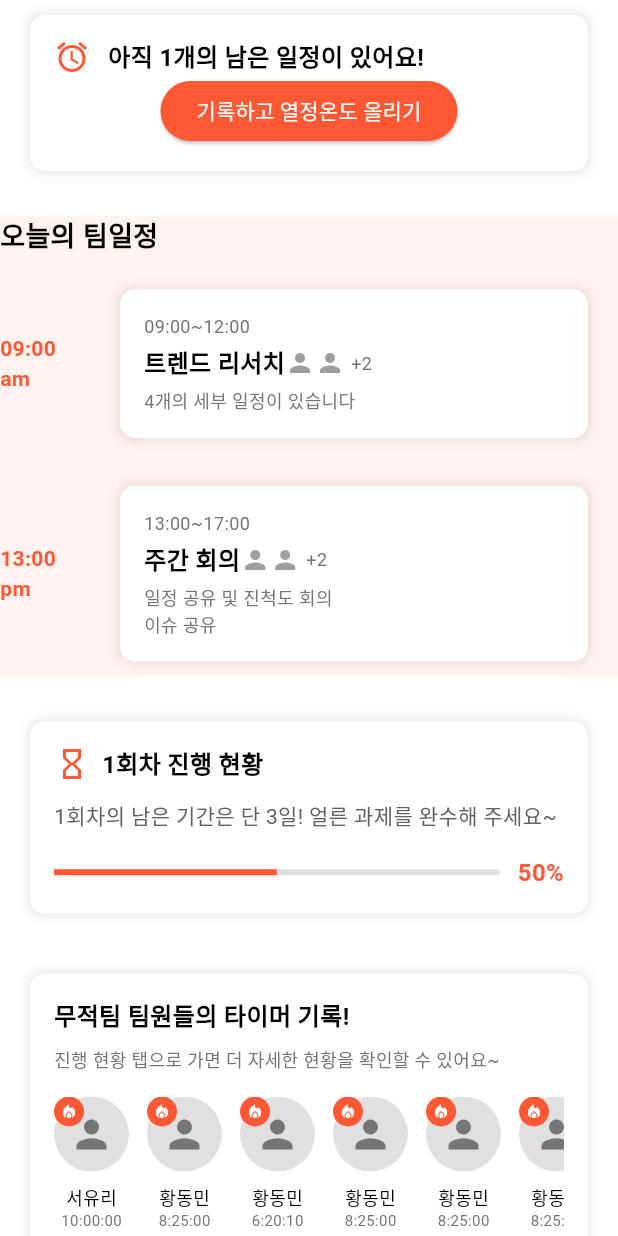
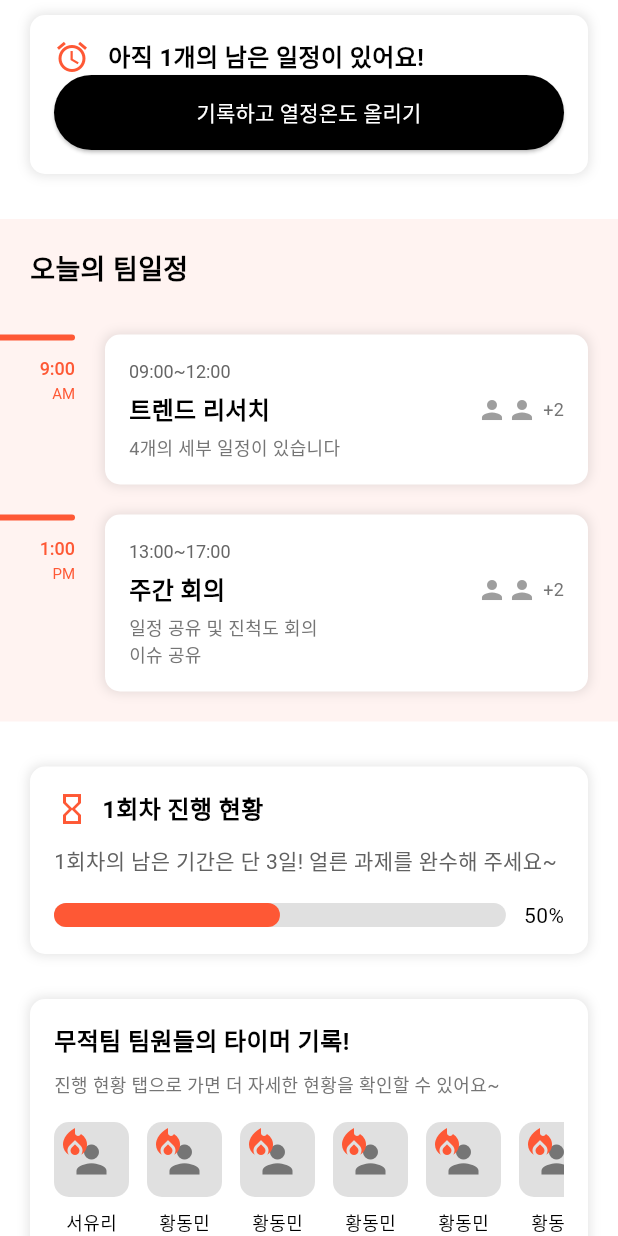
Before and after one commit to LeeHJuu/teamfit, a Flutter app: the AllViewContent widget shown alone on an empty page, opened directly, on a phone screen of 412 x 824 dp. Run offline on Flutter 3.47's test engine with Material 3 defaults, Android fonts, the phone set to English and light mode, and no system bars; our stand-ins replace carousel_slider, cloud_firestore, easy_localization, firebase_auth, firebase_core, firebase_crashlytics and 6 more; accounts and stored records are empty.

Commit message:
design: project page

```diff
--- a/lib/src/views/home/pages/home_tap_page/widgets/project_schedule_preview_box.dart
+++ b/lib/src/views/home/pages/home_tap_page/widgets/project_schedule_preview_box.dart
@@ -2,6 +2,7 @@ import 'package:easy_localization/easy_localization.dart';
 import 'package:flutter/material.dart';
 import 'package:teamfit/src/config/theme/custom_text.dart';
 import 'package:teamfit/src/views/home/pages/home_tap_page/widgets/project_schedule_preview.dart';
+import 'package:teamfit/src/widgets/passion_record_button.dart';
 import 'package:teamfit/src/widgets/rounded_container.dart';
 
 class ProjectSchedulePreviewBox extends StatelessWidget {
@@ -18,14 +19,7 @@ class ProjectSchedulePreviewBox extends StatelessWidget {
           ProjectSchedulePreview(),
           Padding(
             padding: const EdgeInsets.all(20),
-            child: SizedBox(
-              width: double.infinity,
-              height: 50,
-              child: OutlinedButton(
-                onPressed: () {},
-                child: Text('button_text.record_work'.tr()),
-              ),
-            ),
+            child: PassionRecordButton(onPressed: () {}),
           ),
         ],
       ),
--- a/lib/src/views/project/detail/widgets/all_view_content.dart
+++ b/lib/src/views/project/detail/widgets/all_view_content.dart
@@ -26,7 +26,7 @@ class AllViewContent extends StatelessWidget {
 
         // 진행 현황
         ProgressStatusCard(round: 1, remainingDays: 3, progress: 0.5),
-        SizedBox(height: 20),
+        SizedBox(height: 10),
 
         // 팀원 타이머 기록
         TeamTimerRecords(
@@ -52,24 +52,24 @@ class AllViewContent extends StatelessWidget {
       child: Column(
         crossAxisAlignment: CrossAxisAlignment.start,
         children: [
-          Text(
-            '오늘의 팀일정',
-            style: TextStyle(fontSize: 18, fontWeight: FontWeight.bold),
+          Padding(
+            padding: const EdgeInsets.all(20),
+            child: Text(
+              '오늘의 팀일정',
+              style: TextStyle(fontSize: 18, fontWeight: FontWeight.bold),
+            ),
           ),
-          SizedBox(height: 12),
           ScheduleItem(
-            time: '09:00 am',
             duration: '09:00~12:00',
             title: '트렌드 리서치',
             description: '4개의 세부 일정이 있습니다',
           ),
-          SizedBox(height: 12),
           ScheduleItem(
-            time: '13:00 pm',
             duration: '13:00~17:00',
             title: '주간 회의',
             description: '일정 공유 및 진척도 회의\n이슈 공유',
           ),
+          SizedBox(height: 10),
         ],
       ),
     );
--- a/lib/src/views/project/detail/widgets/member_progress_item.dart
+++ b/lib/src/views/project/detail/widgets/member_progress_item.dart
@@ -31,7 +31,13 @@ class _MemberProgressItemState extends State<MemberProgressItem> {
 
   @override
   Widget build(BuildContext context) {
-    return ShadowBoxContainer(
+    return Container(
+      padding: EdgeInsets.all(16),
+      margin: EdgeInsets.symmetric(vertical: 5, horizontal: 20),
+      decoration: BoxDecoration(
+        color: Colors.white,
+        borderRadius: BorderRadius.circular(10),
+      ),
       child: Column(
         crossAxisAlignment: CrossAxisAlignment.start,
         children: [
@@ -116,66 +122,38 @@ class _MemberProgressItemState extends State<MemberProgressItem> {
   Widget _buildProgressAndTimeRow() {
     return Row(
       children: [
-        // 진행율
-        Row(
-          children: [
-            Text(
-              '진행율',
-              style: TextStyle(
-                fontSize: 12,
-                color: Colors.black,
-                fontWeight: FontWeight.normal,
-              ),
-            ),
-            SizedBox(width: 8),
+        // 진행률 박스 (노란색)
         Container(
-              padding: EdgeInsets.symmetric(horizontal: 8, vertical: 4),
+          padding: EdgeInsets.symmetric(horizontal: 16, vertical: 8),
           decoration: BoxDecoration(
-                color: Color(0xFFFFF3F1),
-                borderRadius: BorderRadius.circular(12),
+            color: Color(0xFFFFF3C1), // 연노랑
+            borderRadius: BorderRadius.circular(20),
           ),
           child: Text(
-                '${widget.progress}%',
+            '진행률  ${widget.progress}%',
             style: TextStyle(
-                  fontSize: 12,
+              fontSize: 13,
               color: Colors.black,
-                  fontWeight: FontWeight.normal,
+              fontWeight: FontWeight.w600,
             ),
           ),
         ),
-          ],
+        SizedBox(width: 16),
+        // 총 시간 박스 (파랑)
+        Container(
+          padding: EdgeInsets.symmetric(horizontal: 16, vertical: 8),
+          decoration: BoxDecoration(
+            color: Color(0xFFE3F2FD), // 연파랑
+            borderRadius: BorderRadius.circular(20),
           ),
-
-        SizedBox(width: 24),
-
-        // 총 시간
-        Row(
-          children: [
-            Text(
-              '총 시간',
+          child: Text(
+            '총 시간  ${widget.totalTime}',
             style: TextStyle(
-                fontSize: 12,
+              fontSize: 13,
               color: Colors.black,
-                fontWeight: FontWeight.normal,
+              fontWeight: FontWeight.w600,
             ),
           ),
-            SizedBox(width: 8),
-            Container(
-              padding: EdgeInsets.symmetric(horizontal: 8, vertical: 4),
-              decoration: BoxDecoration(
-                color: Color(0xFFE3F2FD),
-                borderRadius: BorderRadius.circular(12),
-              ),
-              child: Text(
-                widget.totalTime,
-                style: TextStyle(
-                  fontSize: 12,
-                  color: Colors.black,
-                  fontWeight: FontWeight.normal,
-                ),
-              ),
-            ),
-          ],
         ),
       ],
     );
--- a/lib/src/views/project/detail/widgets/progress_content.dart
+++ b/lib/src/views/project/detail/widgets/progress_content.dart
@@ -4,6 +4,7 @@ import 'package:teamfit/src/views/project/detail/widgets/motivational_card.dart'
 import 'package:teamfit/src/views/project/detail/widgets/task_item.dart';
 import 'package:teamfit/src/views/project/detail/widgets/member_progress_item.dart';
 import 'package:teamfit/src/widgets/shadow_box_container.dart';
+import 'package:teamfit/src/widgets/passion_record_button.dart';
 
 class ProgressContent extends StatelessWidget {
   const ProgressContent({super.key});
@@ -14,11 +15,11 @@ class ProgressContent extends StatelessWidget {
       children: [
         // 동기부여 메시지
         MotivationalCard(),
-        SizedBox(height: 20),
+        SizedBox(height: 10),
 
         // 오늘의 할일
         _buildTodayTasks(),
-        SizedBox(height: 20),
+        SizedBox(height: 10),
 
         // 멤버 진행 현황
         _buildMemberProgressStatus(),
@@ -65,18 +66,10 @@ class ProgressContent extends StatelessWidget {
           ),
           SizedBox(height: 16),
           Center(
-            child: ElevatedButton(
+            child: PassionRecordButton(
               onPressed: () {
                 // TODO: 기록 기능
               },
-              style: ElevatedButton.styleFrom(
-                backgroundColor: CustomColor.primary_60,
-                foregroundColor: Colors.white,
-                shape: RoundedRectangleBorder(
-                  borderRadius: BorderRadius.circular(20),
-                ),
-              ),
-              child: Text('기록하고 열정온도 올리기'),
             ),
           ),
         ],
@@ -86,7 +79,22 @@ class ProgressContent extends StatelessWidget {
 
   // 멤버 진행 현황
   Widget _buildMemberProgressStatus() {
-    return Column(
+    return Container(
+      margin: EdgeInsets.all(20),
+      padding: EdgeInsets.symmetric(vertical: 20),
+      decoration: BoxDecoration(
+        // color: Colors.white,
+        borderRadius: BorderRadius.circular(20),
+
+        boxShadow: [
+          BoxShadow(
+            color: Colors.black.withOpacity(0.04),
+            blurRadius: 4,
+            offset: Offset(0, 4),
+          ),
+        ],
+      ),
+      child: Column(
         crossAxisAlignment: CrossAxisAlignment.start,
         children: [
           Padding(
@@ -114,7 +122,6 @@ class ProgressContent extends StatelessWidget {
               // TODO: 찌르기 기능
             },
           ),
-        SizedBox(height: 8),
           MemberProgressItem(
             role: '리더',
             nickname: '냥냥이',
@@ -126,7 +133,6 @@ class ProgressContent extends StatelessWidget {
               // TODO: 찌르기 기능
             },
           ),
-        SizedBox(height: 8),
           MemberProgressItem(
             role: '리더',
             nickname: '냥냥이',
@@ -139,6 +145,7 @@ class ProgressContent extends StatelessWidget {
             },
           ),
         ],
+      ),
     );
   }
 }
--- a/lib/src/views/project/detail/widgets/progress_status_card.dart
+++ b/lib/src/views/project/detail/widgets/progress_status_card.dart
@@ -22,50 +22,51 @@ class ProgressStatusCard extends StatelessWidget {
       child: Column(
         crossAxisAlignment: CrossAxisAlignment.start,
         children: [
-          Row(
+          _buildHeader(),
+          SizedBox(height: 12),
+          _buildMessage(),
+          SizedBox(height: 16),
+          _buildProgressBar(),
+        ],
+      ),
+    );
+  }
+
+  Widget _buildHeader() {
+    return Row(
       children: [
-              Icon(
-                Icons.hourglass_empty,
-                color: CustomColor.primary_60,
-                size: 24,
-              ),
+        Icon(Icons.hourglass_empty, color: CustomColor.primary_60, size: 24),
         SizedBox(width: 8),
         Text(
           '${round}회차 진행 현황',
           style: TextStyle(fontSize: 16, fontWeight: FontWeight.w600),
         ),
       ],
-          ),
-          SizedBox(height: 12),
-          Text(
+    );
+  }
+
+  Widget _buildMessage() {
+    return Text(
       message,
       style: TextStyle(fontSize: 14, color: Colors.grey[700]),
-          ),
-          SizedBox(height: 16),
-          Row(
+    );
+  }
+
+  Widget _buildProgressBar() {
+    return Row(
       children: [
         Expanded(
           child: LinearProgressIndicator(
             value: progress,
             backgroundColor: Colors.grey[300],
-                  valueColor: AlwaysStoppedAnimation<Color>(
-                    CustomColor.primary_60,
-                  ),
+            valueColor: AlwaysStoppedAnimation<Color>(CustomColor.primary_60),
+            minHeight: 16,
+            borderRadius: BorderRadius.circular(20),
           ),
         ),
         SizedBox(width: 12),
-              Text(
-                '${(progress * 100).toInt()}%',
-                style: TextStyle(
-                  fontSize: 16,
-                  fontWeight: FontWeight.bold,
-                  color: CustomColor.primary_60,
-                ),
-              ),
+        Text('${(progress * 100).toInt()}%'),
       ],
-          ),
-        ],
-      ),
     );
   }
 }
--- a/lib/src/views/project/detail/widgets/remaining_schedule_card.dart
+++ b/lib/src/views/project/detail/widgets/remaining_schedule_card.dart
@@ -1,6 +1,7 @@
 import 'package:flutter/material.dart';
 import 'package:teamfit/src/config/theme/custom_color.dart';
 import 'package:teamfit/src/widgets/shadow_box_container.dart';
+import 'package:teamfit/src/widgets/passion_record_button.dart';
 
 class RemainingScheduleCard extends StatelessWidget {
   final int remainingCount;
@@ -29,17 +30,7 @@ class RemainingScheduleCard extends StatelessWidget {
               ),
             ],
           ),
-          ElevatedButton(
-            onPressed: onRecordPressed,
-            style: ElevatedButton.styleFrom(
-              backgroundColor: CustomColor.primary_60,
-              foregroundColor: Colors.white,
-              shape: RoundedRectangleBorder(
-                borderRadius: BorderRadius.circular(20),
-              ),
-            ),
-            child: Text('기록하고 열정온도 올리기'),
-          ),
+          PassionRecordButton(onPressed: onRecordPressed),
         ],
       ),
     );
--- a/lib/src/views/project/detail/widgets/schedule_item.dart
+++ b/lib/src/views/project/detail/widgets/schedule_item.dart
@@ -1,17 +1,16 @@
 import 'package:flutter/material.dart';
 import 'package:teamfit/src/config/theme/custom_color.dart';
+import 'package:teamfit/src/config/theme/custom_text.dart';
 import 'package:teamfit/src/widgets/shadow_box_container.dart';
 
 class ScheduleItem extends StatelessWidget {
-  final String time;
-  final String duration;
+  final String duration; // "09:30 AM - 11:00 AM" 형태로 받음
   final String title;
   final String description;
   final int participantCount;
 
   const ScheduleItem({
     super.key,
-    required this.time,
     required this.duration,
     required this.title,
     required this.description,
@@ -21,63 +20,190 @@ class ScheduleItem extends StatelessWidget {
   @override
   Widget build(BuildContext context) {
     return Row(
+      crossAxisAlignment: CrossAxisAlignment.start,
+      children: [
+        _buildTimeIndicator(),
+        Expanded(child: _buildScheduleContent()),
+      ],
+    );
+  }
+
+  Widget _buildTimeIndicator() {
+    // duration에서 시작시간 추출 및 파싱
+    final startTime = _extractStartTime(duration);
+    final timeAndAmPm = _parseTimeAndAmPm(startTime);
+
+    if (timeAndAmPm != null) {
+      return Column(
+        crossAxisAlignment: CrossAxisAlignment.end,
         children: [
           Container(
-          width: 60,
-          child: Text(
-            time,
-            style: TextStyle(
-              fontSize: 14,
-              fontWeight: FontWeight.w600,
+            height: 4,
+            width: 50,
+            margin: const EdgeInsets.symmetric(vertical: 10),
+            decoration: BoxDecoration(
               color: CustomColor.primary_60,
+              borderRadius: BorderRadius.only(
+                topRight: Radius.circular(8),
+                bottomRight: Radius.circular(8),
               ),
             ),
           ),
-        Expanded(
-          child: ShadowBoxContainer(
+          Text(
+            timeAndAmPm['time']!,
+            style: CustomText.Label_Light_XS_12.copyWith(
+              color: CustomColor.primary_60,
+            ),
+            textAlign: TextAlign.right,
+          ),
+          Text(
+            timeAndAmPm['ampm']!,
+            style: CustomText.Caption_M_10.copyWith(
+              color: CustomColor.primary_60,
+            ),
+            textAlign: TextAlign.right,
+          ),
+        ],
+      );
+    }
+
+    // 파싱 실패시 기존 방식으로 fallback
+    return Container(
+      width: 50,
+      margin: EdgeInsets.only(top: 10),
+      padding: EdgeInsets.only(top: 10),
+      decoration: BoxDecoration(
+        border: Border(
+          top: BorderSide(color: CustomColor.primary_60, width: 4),
+        ),
+      ),
+      child: Text(
+        startTime,
+        style: CustomText.Label_Light_XS_12.copyWith(
+          color: CustomColor.primary_60,
+        ),
+        textAlign: TextAlign.right,
+      ),
+    );
+  }
+
+  Widget _buildScheduleContent() {
+    return ShadowBoxContainer(
       child: Column(
         crossAxisAlignment: CrossAxisAlignment.start,
         children: [
-                Text(
+          _buildDurationText(),
+          SizedBox(height: 4),
+          _buildTitleRow(),
+          SizedBox(height: 4),
+          _buildDescriptionText(),
+        ],
+      ),
+    );
+  }
+
+  Widget _buildDurationText() {
+    return Text(
       duration,
-                  style: TextStyle(fontSize: 12, color: Colors.grey[600]),
-                ),
-                SizedBox(height: 4),
-                Row(
+      style: CustomText.Body_Light_XS_12.copyWith(color: CustomColor.gray_40),
+    );
+  }
+
+  Widget _buildTitleRow() {
+    return Row(
       children: [
         Text(
           title,
-                      style: TextStyle(
-                        fontSize: 16,
-                        fontWeight: FontWeight.w600,
+          style: TextStyle(fontSize: 16, fontWeight: FontWeight.w600),
         ),
-                    ),
-                    Row(
+        Spacer(),
+        _buildParticipantIndicator(),
+      ],
+    );
+  }
+
+  Widget _buildParticipantIndicator() {
+    return Row(
       children: [
         Icon(Icons.person, color: Colors.grey, size: 20),
         Icon(Icons.person, color: Colors.grey, size: 20),
         SizedBox(width: 4),
         Text(
           '+${participantCount}',
-                          style: TextStyle(
-                            fontSize: 12,
-                            color: Colors.grey[600],
-                          ),
-                        ),
-                      ],
-                    ),
-                  ],
-                ),
-                SizedBox(height: 4),
-                Text(
-                  description,
           style: TextStyle(fontSize: 12, color: Colors.grey[600]),
-                ),
-              ],
-            ),
-          ),
         ),
       ],
     );
   }
+
+  Widget _buildDescriptionText() {
+    return Text(
+      description,
+      style: TextStyle(fontSize: 12, color: Colors.grey[600]),
+    );
   }
+
+  // duration에서 시작시간 추출하는 헬퍼 메서드 (개선)
+  String _extractStartTime(String duration) {
+    // 다양한 형태의 구분자를 고려
+    final separators = [' - ', '-', ' ~ ', '~', ' to ', ' TO '];
+
+    for (final separator in separators) {
+      final index = duration.indexOf(separator);
+      if (index != -1) {
+        return duration.substring(0, index).trim();
+      }
+    }
+
+    return duration.trim(); // 구분자가 없으면 전체를 반환
+  }
+
+  // 시간과 AM/PM을 분리하는 헬퍼 메서드 (수정)
+  Map<String, String>? _parseTimeAndAmPm(String timeString) {
+    timeString = timeString.trim();
+
+    // 시간만 있는 경우 (AM/PM 없음) - 24시간 형식 또는 12시간 형식
+    final timeRegexPatterns = [
+      r'^(\d{1,2}):(\d{2})$', // "09:30" 형식
+      r'^(\d{1,2})시\s*(\d{1,2})분$', // "9시 30분" 형식
+      r'^(\d{1,2})\.(\d{2})$', // "9.30" 형식
+    ];
+
+    for (final pattern in timeRegexPatterns) {
+      final regex = RegExp(pattern);
+      final match = regex.firstMatch(timeString);
+
+      if (match != null) {
+        int hour = int.parse(match.group(1)!);
+        String minute = match.group(2)!;
+
+        // 12시간 형식으로 변환 및 AM/PM 판단
+        String ampm;
+        String displayHour;
+
+        if (hour == 0) {
+          // 자정 (00:xx) -> 12:xx AM
+          displayHour = '12';
+          ampm = 'AM';
+        } else if (hour < 12) {
+          // 오전 (01:xx ~ 11:xx) -> 1:xx AM ~ 11:xx AM
+          displayHour = hour.toString();
+          ampm = 'AM';
+        } else if (hour == 12) {
+          // 정오 (12:xx) -> 12:xx PM
+          displayHour = '12';
+          ampm = 'PM';
+        } else {
+          // 오후 (13:xx ~ 23:xx) -> 1:xx PM ~ 11:xx PM
+          displayHour = (hour - 12).toString();
+          ampm = 'PM';
+        }
+
+        return {'time': '$displayHour:$minute', 'ampm': ampm};
+      }
+    }
+
+    // 시간 형식이 맞지 않는 경우
+    return null;
+  }
+}
--- a/lib/src/views/project/detail/widgets/team_timer_records.dart
+++ b/lib/src/views/project/detail/widgets/team_timer_records.dart
@@ -52,25 +52,22 @@ class TeamTimerRecords extends StatelessWidget {
       children: [
         Stack(
           children: [
-            CircleAvatar(
-              radius: 25,
-              backgroundColor: Colors.grey[300],
+            Container(
+              width: 50,
+              height: 50,
+              decoration: BoxDecoration(
+                color: Colors.grey[300],
+                borderRadius: BorderRadius.circular(10),
+              ),
               child: Icon(Icons.person, color: Colors.grey[600], size: 30),
             ),
             Positioned(
-              top: 0,
-              left: 0,
-              child: Container(
-                padding: EdgeInsets.all(4),
-                decoration: BoxDecoration(
-                  color: CustomColor.primary_60,
-                  shape: BoxShape.circle,
-                ),
-                child: Icon(
-                  Icons.local_fire_department,
-                  color: Colors.white,
-                  size: 12,
-                ),
+              top: 2,
+              left: 2,
+              child: Icon(
+                Icons.local_fire_department,
+                color: CustomColor.primary_60,
+                size: 24,
               ),
             ),
           ],
--- /dev/null
+++ b/lib/src/widgets/passion_record_button.dart
@@ -0,0 +1,31 @@
+import 'package:flutter/material.dart';
+
+class PassionRecordButton extends StatelessWidget {
+  final VoidCallback? onPressed;
+  final String text;
+
+  const PassionRecordButton({
+    super.key,
+    this.onPressed,
+    this.text = '기록하고 열정온도 올리기',
+  });
+
+  @override
+  Widget build(BuildContext context) {
+    return SizedBox(
+      width: double.infinity,
+      height: 50,
+      child: ElevatedButton(
+        onPressed: onPressed,
+        style: ElevatedButton.styleFrom(
+          backgroundColor: Colors.black,
+          foregroundColor: Colors.white,
+          shape: RoundedRectangleBorder(
+            borderRadius: BorderRadius.circular(30),
+          ),
+        ),
+        child: Text(text),
+      ),
+    );
+  }
+}
```
Lines whose indentation alone changed are shown as unchanged.
